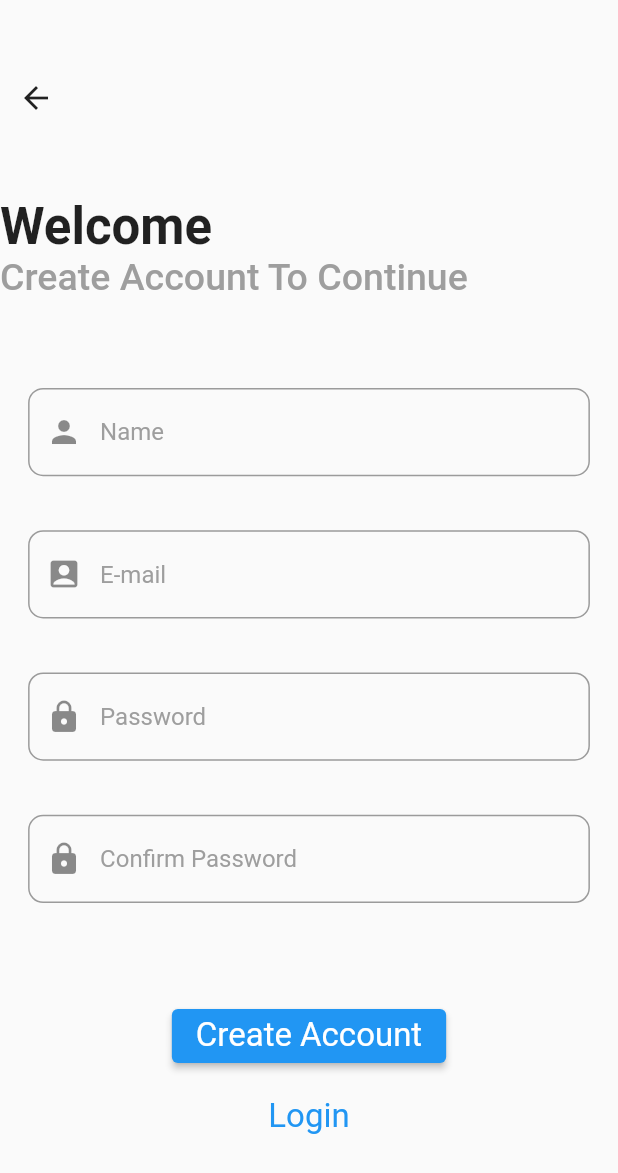
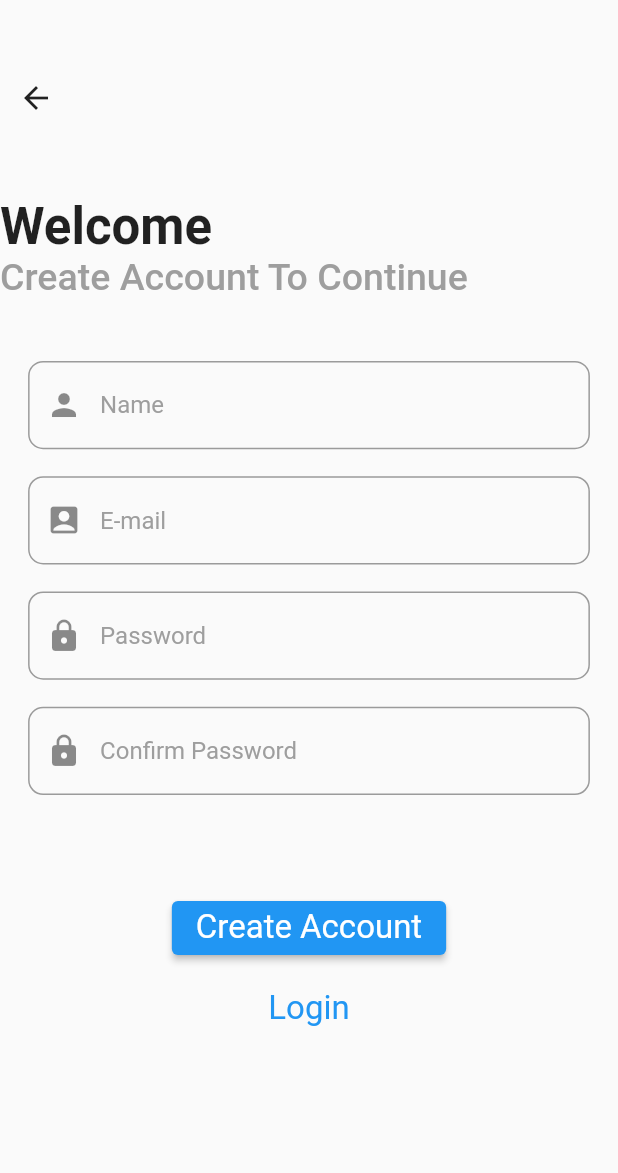
Before and after one commit to Chaitanya21-bit/flutter_chat_app, a Flutter app: the screen it shows after launch, after a tap on "New User? Create Account", on a phone screen of 412 x 824 dp. Shown: the top 1173 px of the screen. Run offline on Flutter 3.47's test engine with Material 2 defaults, Android fonts, the phone set to English and light mode, and no system bars; our stand-ins replace firebase_auth, firebase_core, firebase_database; accounts and stored records are empty.

```diff
--- a/lib/main.dart
+++ b/lib/main.dart
@@ -1,6 +1,7 @@
 import 'package:firebase_core/firebase_core.dart';
 import 'package:flutter/material.dart';
 import 'package:firebase_database/firebase_database.dart';
+import 'package:flutter_chat_app/methods/authenticate.dart';
 import 'package:flutter_chat_app/screens/login_screen.dart';
 import 'firebase_options.dart';
 
@@ -15,9 +16,9 @@ class MyApp extends StatelessWidget {
 
   @override
   Widget build(BuildContext context) {
-    return const MaterialApp(
+    return  MaterialApp(
       debugShowCheckedModeBanner: false,
-      home: LoginScreen(),
+      home: Authenticate(),
     );
   }
 }
--- /dev/null
+++ b/lib/methods/authenticate.dart
@@ -0,0 +1,18 @@
+import 'package:firebase_auth/firebase_auth.dart';
+import 'package:flutter/cupertino.dart';
+import 'package:flutter_chat_app/screens/home_screen.dart';
+import 'package:flutter_chat_app/screens/login_screen.dart';
+
+class Authenticate extends StatelessWidget {
+  Authenticate({Key? key}) : super(key: key);
+  final FirebaseAuth auth = FirebaseAuth.instance;
+  @override
+  Widget build(BuildContext context) {
+    if(auth.currentUser != null){
+      return HomeScreen();
+    }
+    else{
+      return LoginScreen();
+    }
+  }
+}
--- a/lib/screens/login_screen.dart
+++ b/lib/screens/login_screen.dart
@@ -1,6 +1,8 @@
 import 'package:flutter/material.dart';
+import 'package:flutter_chat_app/methods/method.dart';
+import 'package:flutter_chat_app/screens/home_screen.dart';
 import 'package:flutter_chat_app/screens/signup_screen.dart';
-import 'package:flutter_chat_app/widgets/custom_button.dart';
+
 import 'package:flutter_chat_app/widgets/field.dart';
 
 class LoginScreen extends StatefulWidget {
@@ -68,8 +70,32 @@ class _LoginScreenState extends State<LoginScreen> {
           SizedBox(
             height: size.height / 20,
           ),
-          SizedBox(
-            child: customButton(size, "Login"),
+          Container(
+            height: size.height / 14,
+            width: size.width / 5,
+            alignment: Alignment.center,
+            child: ElevatedButton(
+              onPressed: () {
+                if(email.text.isNotEmpty && password.text.isNotEmpty){
+                  logIn(email.text, password.text).then((user) {
+                    if(user != null){
+                      print("login done");
+                      Navigator.push(context, MaterialPageRoute(builder:(_) => const HomeScreen()) );
+                    }
+
+                    else
+                      print("login failed");
+                  });
+                }
+              },
+              child: const Text(
+                'Login',
+                style: TextStyle(
+                  fontWeight: FontWeight.normal,
+                  fontSize: 22,
+                ),
+              ),
+            ),
           ),
           SizedBox(
             height: size.height / 40,
--- a/lib/screens/signup_screen.dart
+++ b/lib/screens/signup_screen.dart
@@ -1,8 +1,9 @@
 import 'package:flutter/material.dart';
+import 'package:flutter_chat_app/methods/method.dart';
 import 'package:flutter_chat_app/screens/login_screen.dart';
 
-import '../widgets/custom_button.dart';
 import '../widgets/field.dart';
+import 'home_screen.dart';
 
 class SignUpScreen extends StatefulWidget {
   const SignUpScreen({Key? key}) : super(key: key);
@@ -19,6 +20,7 @@ class _SignUpScreenState extends State<SignUpScreen> {
     final TextEditingController password = TextEditingController();
     final TextEditingController name = TextEditingController();
     final TextEditingController cfpassword = TextEditingController();
+
 
     return Scaffold(
       body: ListView(
@@ -56,13 +58,10 @@ class _SignUpScreenState extends State<SignUpScreen> {
                 SizedBox(
                   height: size.height / 20,
                 ),
-          Padding(
-            padding: const EdgeInsets.symmetric(vertical: 18),
-            child: Container(
+                Container(
                   width: size.width,
                   alignment: Alignment.center,
                   child: field(size, "Name", Icons.person, name),
-            ),
                 ),
                 Padding(
                   padding: const EdgeInsets.symmetric(vertical: 18),
@@ -72,34 +71,61 @@ class _SignUpScreenState extends State<SignUpScreen> {
                     child: field(size, "E-mail", Icons.account_box, email),
                   ),
                 ),
-          Padding(
-            padding: const EdgeInsets.symmetric(vertical: 18),
-            child: Container(
+                Container(
                   width: size.width,
                   alignment: Alignment.center,
                   child: field(size, "Password", Icons.lock, password),
-            ),
                 ),
                 Padding(
                   padding: const EdgeInsets.symmetric(vertical: 18),
                   child: Container(
                     width: size.width,
                     alignment: Alignment.center,
-              child: field(size, "Confirm Password", Icons.lock, cfpassword),
+                    child:
+                        field(size, "Confirm Password", Icons.lock, cfpassword),
                   ),
                 ),
                 SizedBox(
                   height: size.height / 20,
                 ),
-          SizedBox(
-            child: customButton(size, "Create Account"),
+                Container(
+                  height: size.height / 14,
+                  width: size.width / 5,
+                  alignment: Alignment.center,
+                  child: ElevatedButton(
+                    onPressed: () {
+                      if (name.text.isNotEmpty &&
+                          email.text.isNotEmpty &&
+                          password.text.isNotEmpty) {
+
+                        createAccount(name.text, email.text, password.text)
+                            .then((user) {
+                          if (user != null) {
+
+                            print("login done");
+                            Navigator.push(context, MaterialPageRoute(builder:(_) => const HomeScreen()) );
+                          } else {
+                            print("login failed");
+                          }
+                        });
+                      }
+                    },
+                    child: const Text(
+                      'Create Account',
+                      style: TextStyle(
+                        fontWeight: FontWeight.normal,
+                        fontSize: 22,
+                      ),
+                    ),
+                  ),
                 ),
                 SizedBox(
                   child: TextButton(
                     onPressed: () {
                       Navigator.push(
                         context,
-                  MaterialPageRoute(builder: (context) => const LoginScreen()),
+                        MaterialPageRoute(
+                            builder: (context) => const LoginScreen()),
                       );
                     },
                     child: const Text(
--- a/lib/widgets/custom_button.dart
+++ /dev/null
@@ -1,19 +0,0 @@
-import 'package:flutter/material.dart';
-
-Widget customButton(Size size, String text) {
-  return Container(
-    height: size.height / 14,
-    width: size.width / 5,
-    alignment: Alignment.center,
-    child: ElevatedButton(
-      onPressed: () {},
-      child: Text(
-        text,
-        style: const TextStyle(
-          fontWeight: FontWeight.normal,
-          fontSize: 22,
-        ),
-      ),
-    ),
-  );
-}
```
Also changed, not shown: lib/methods/method.dart (added, +58 -0 lines), lib/screens/home_screen.dart (added, +28 -0 lines). Lines whose indentation alone changed are shown as unchanged.
